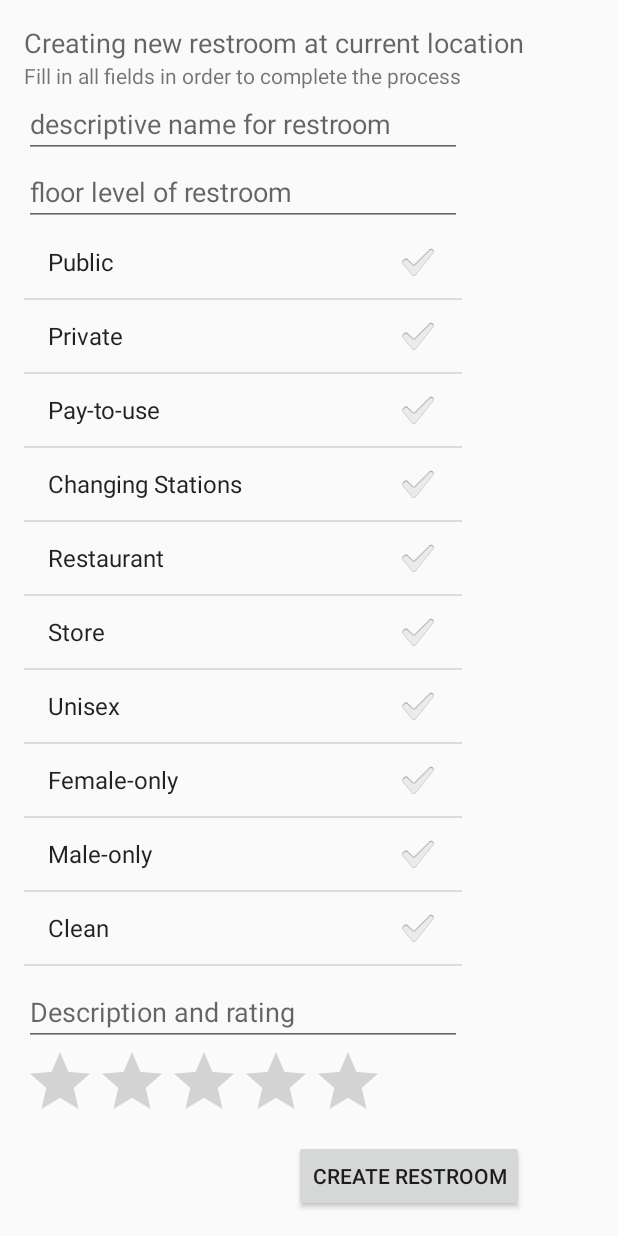
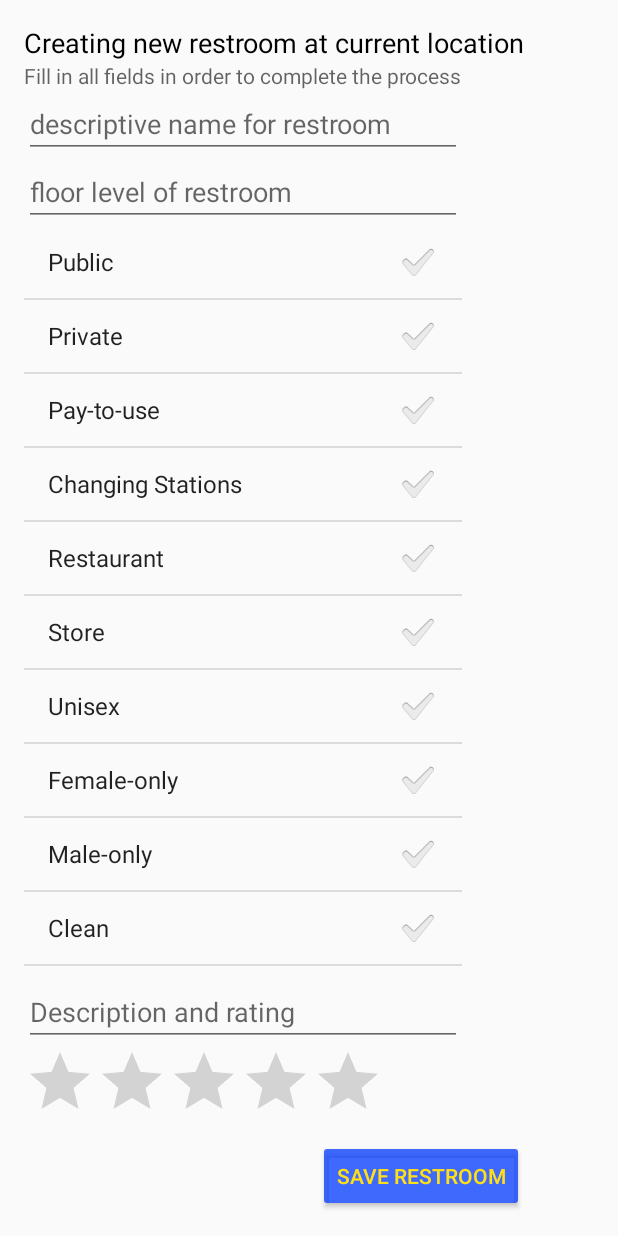
Before and after one commit to dlt009/SpottyPotty, an Android app: the screen it shows after launch (CreateRestroomActivity), on a phone screen of 412 x 824 dp. Run offline under Robolectric (Android 15) with nearby library versions, the phone set to English and light mode, and no system bars; libraries missing offline, so code that uses them is left out: com.amazonaws, com.amazonaws.auth, com.amazonaws.mobileconnectors, com.amazonaws.regions, com.amazonaws.services; 3 statements that could not run were skipped.

Commit message:
Create Restroom and UI tweaks

```diff
--- a/app/src/main/java/com/teamoptimal/cse110project/SearchActivity.java
+++ b/app/src/main/java/com/teamoptimal/cse110project/SearchActivity.java
@@ -5,14 +5,12 @@ import android.os.Bundle;
 import android.view.View;
 import android.widget.Button;
 
-import com.teamoptimal.cse110project.R;
-
 public class SearchActivity extends AppCompatActivity {
 
     @Override
     protected void onCreate(Bundle savedInstanceState) {
         super.onCreate(savedInstanceState);
-        setContentView(R.layout.search);
+        setContentView(R.layout.activity_search);
 
         Button addButton =(Button) findViewById(R.id.button);
         addButton.setOnClickListener(new View.OnClickListener() {
--- a/app/src/main/res/layout/activity_create_restroom.xml
+++ b/app/src/main/res/layout/activity_create_restroom.xml
@@ -23,7 +23,8 @@
         android:text="Creating new restroom at current location"
         android:id="@+id/textView"
         android:layout_alignParentTop="true"
-        android:layout_alignParentStart="true" />
+        android:layout_alignParentStart="true"
+        android:textColor="#000000" />
 
     <TextView
         android:layout_width="wrap_content"
@@ -32,7 +33,8 @@
         android:text="Fill in all fields in order to complete the process"
         android:id="@+id/textview2"
         android:layout_below="@+id/textView"
-        android:layout_alignParentStart="true" />
+        android:layout_alignParentStart="true"
+        android:textColor="#9b000000" />
 
     <EditText
         android:layout_width="wrap_content"
@@ -42,7 +44,8 @@
         android:imeOptions="actionNext"
         android:layout_below="@+id/textview2"
         android:layout_alignStart="@+id/editText2"
-        android:layout_alignEnd="@+id/editText2" />
+        android:layout_alignEnd="@+id/editText2"
+        android:maxLines="1" />
 
     <EditText
         android:layout_width="wrap_content"
@@ -53,7 +56,8 @@
         android:imeOptions="actionNext"
         android:layout_below="@+id/editText"
         android:layout_alignStart="@+id/editText3"
-        android:layout_alignEnd="@+id/editText3" />
+        android:layout_alignEnd="@+id/editText3"
+        android:maxLines="1" />
 
     <ListView
         android:id="@android:id/list"
@@ -74,7 +78,8 @@
         android:imeOptions="actionNext"
         android:layout_above="@+id/ratingBar"
         android:layout_alignParentStart="true"
-        android:layout_alignEnd="@+id/textview2" />
+        android:layout_alignEnd="@+id/textview2"
+        android:maxLines="3" />
 
     <RatingBar
         android:layout_width="wrap_content"
@@ -87,10 +92,12 @@
     <Button
         android:layout_width="wrap_content"
         android:layout_height="wrap_content"
-        android:text="Create Restroom"
+        android:text="Save Restroom"
         android:id="@+id/button"
         android:layout_alignParentBottom="true"
-        android:layout_alignEnd="@+id/textView" />
+        android:layout_alignEnd="@+id/textView"
+        android:textColor="#ffe016"
+        android:backgroundTint="#be0037ff" />
 
     <!--<android.support.design.widget.FloatingActionButton
         android:layout_width="wrap_content"
```
Also changed, not shown: app/src/main/java/com/teamoptimal/cse110project/CreateRestroomActivity.java (+3 -28 lines), app/src/main/java/com/teamoptimal/cse110project/data/Restroom.java (+18 -15 lines), app/src/main/res/layout/activity_search.xml (added, +45 -0 lines), app/src/main/res/layout/search.xml (deleted, +0 -33 lines).
